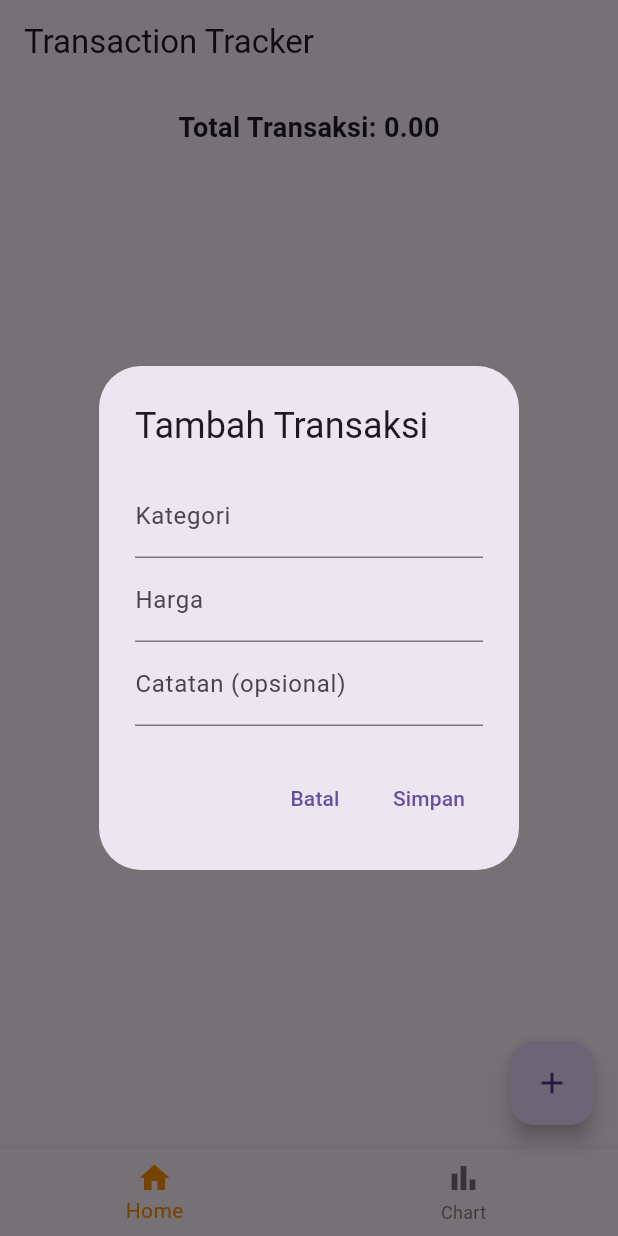
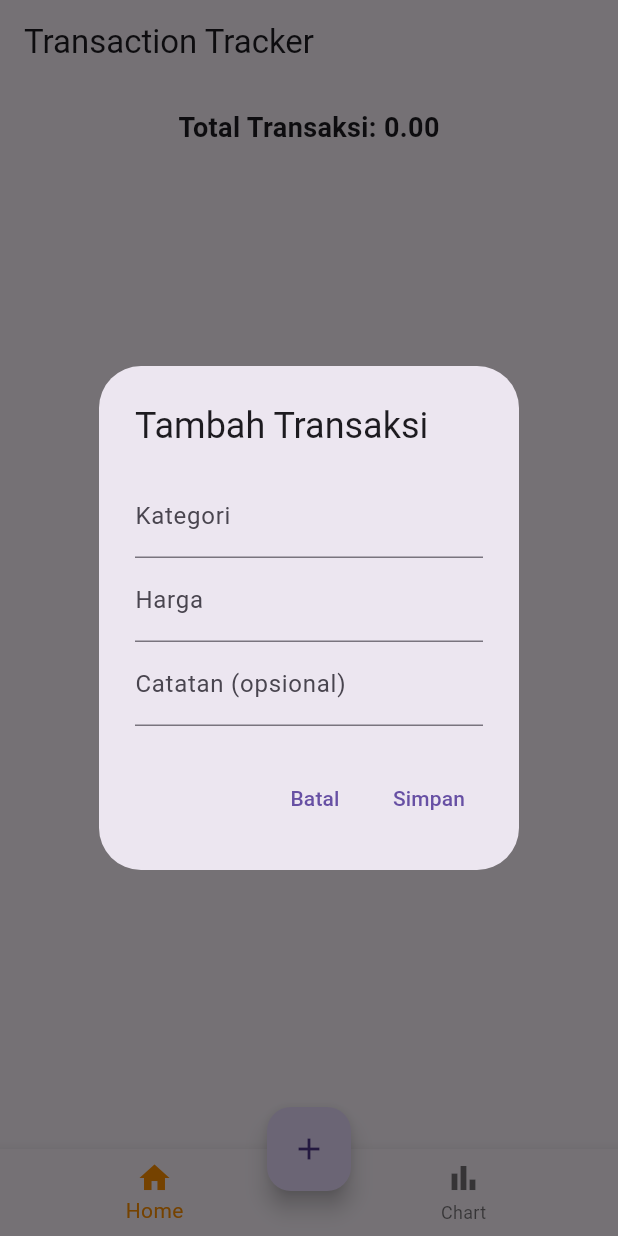
Before and after one commit to nizarafham/manage-money, a Flutter app: the screen it shows after launch, after a tap on the "add" icon, on a phone screen of 412 x 824 dp. Run offline on Flutter 3.47's test engine with Material 3 defaults, Android fonts, the phone set to English and light mode, and no system bars; our stand-ins replace fl_chart, shared_preferences.

Commit message:
improve navigation

```diff
--- a/lib/screens/home_screen.dart
+++ b/lib/screens/home_screen.dart
@@ -12,7 +12,7 @@ class HomeScreen extends StatefulWidget {
 class _HomeScreenState extends State<HomeScreen> {
   final StorageService _storageService = StorageService();
   List<Transaction> _transactions = [];
-  int _selectedIndex = 0; // Tambahkan indeks untuk navbar
+  int _selectedIndex = 0;
 
   @override
   void initState() {
@@ -102,22 +102,24 @@ class _HomeScreenState extends State<HomeScreen> {
   Widget build(BuildContext context) {
     Widget page;
     if (_selectedIndex == 0) {
-      page = Column(
+      page = SafeArea( // Bungkus dengan SafeArea
+        child: Column(
           children: [
             Padding(
-            padding: EdgeInsets.all(16),
+              padding: const EdgeInsets.all(16),
               child: Text(
                 'Total Transaksi: ${_calculateTotal().toStringAsFixed(2)}',
-              style: TextStyle(fontSize: 18, fontWeight: FontWeight.bold),
+                style: const TextStyle(fontSize: 18, fontWeight: FontWeight.bold),
               ),
             ),
-          Expanded(
+            Expanded( // Pastikan Expanded digunakan
               child: TransactionList(
                 transactions: _transactions,
                 onDelete: _deleteTransaction,
               ),
             ),
           ],
+        ),
       );
     } else {
       page = ChartScreen(transactions: _transactions);
@@ -125,14 +127,17 @@ class _HomeScreenState extends State<HomeScreen> {
 
     return Scaffold(
       appBar: AppBar(
-        title: Text('Transaction Tracker'),
+        title: const Text('Transaction Tracker'),
       ),
-      body: page, // Gunakan widget 'page' yang ditentukan oleh indeks
-      floatingActionButton: _selectedIndex == 0 //Tampilkan Fab hanya di home
+      body: page,
+      floatingActionButton: _selectedIndex == 0
           ? FloatingActionButton(
               onPressed: _addTransaction,
-              child: Icon(Icons.add),
+              child: const Icon(Icons.add),
             )
+          : null,
+      floatingActionButtonLocation: _selectedIndex == 0
+          ? FloatingActionButtonLocation.centerDocked
           : null,
       bottomNavigationBar: BottomNavigationBar(
         items: const <BottomNavigationBarItem>[
```
Lines whose indentation alone changed are shown as unchanged.
